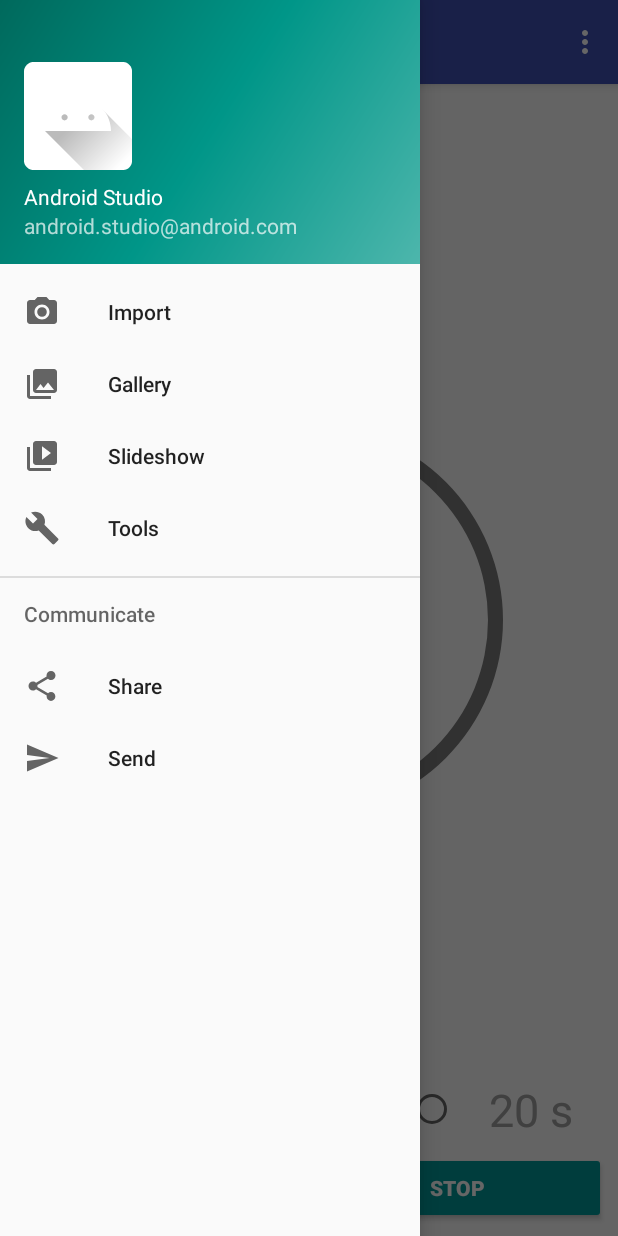
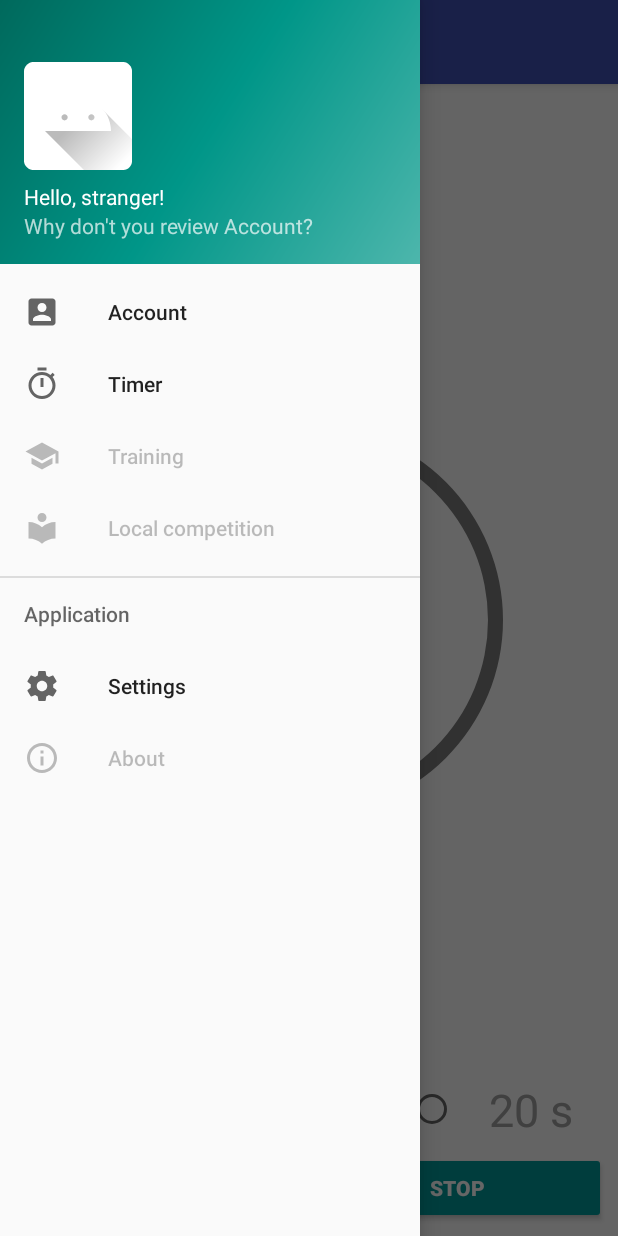
Before and after one commit to vmpay/owlQuiz, an Android app: the screen it shows after launch (MainActivity), with the side drawer open, on a phone screen of 412 x 824 dp. Run offline under Robolectric (Android 15) with nearby library versions, the phone set to English and light mode, and no system bars.

Commit message:
Account initial commit

```diff
--- a/app/src/main/java/eu/vmpay/owlquiz/activities/timer/MainActivity.kt
+++ b/app/src/main/java/eu/vmpay/owlquiz/activities/timer/MainActivity.kt
@@ -2,20 +2,23 @@ package eu.vmpay.owlquiz.activities.timer
 
 import android.content.Intent
 import android.os.Bundle
+import android.support.design.widget.NavigationView
+import android.support.v4.view.GravityCompat
+import android.support.v7.app.ActionBarDrawerToggle
 import android.support.v7.app.AppCompatActivity
-import android.view.Menu
 import android.view.MenuItem
 import eu.vmpay.owlquiz.R
 import eu.vmpay.owlquiz.activities.pref.PrefActivity
+import kotlinx.android.synthetic.main.activity_main.*
 import kotlinx.android.synthetic.main.app_bar_main.*
 
-class MainActivity : AppCompatActivity() {//, NavigationView.OnNavigationItemSelectedListener {
+class MainActivity : AppCompatActivity(), NavigationView.OnNavigationItemSelectedListener {
 
     override fun onCreate(savedInstanceState: Bundle?) {
         super.onCreate(savedInstanceState)
         setContentView(R.layout.activity_main)
         setSupportActionBar(toolbar)
-    }
+//    }
 
 
 //        fab.setOnClickListener { view ->
@@ -23,27 +26,27 @@ class MainActivity : AppCompatActivity() {//, NavigationView.OnNavigationItemSel
 //                    .setAction("Action", null).show()
 //        }
 
-//        val toggle = ActionBarDrawerToggle(
-//                this, drawer_layout, toolbar, R.string.navigation_drawer_open, R.string.navigation_drawer_close)
-//        drawer_layout.addDrawerListener(toggle)
-//        toggle.syncState()
+        val toggle = ActionBarDrawerToggle(
+                this, drawer_layout, toolbar, R.string.navigation_drawer_open, R.string.navigation_drawer_close)
+        drawer_layout.addDrawerListener(toggle)
+        toggle.syncState()
 
-//        nav_view.setNavigationItemSelectedListener(this)
+        nav_view.setNavigationItemSelectedListener(this)
+    }
+
+    override fun onBackPressed() {
+        if (drawer_layout.isDrawerOpen(GravityCompat.START)) {
+            drawer_layout.closeDrawer(GravityCompat.START)
+        } else {
+            super.onBackPressed()
+        }
+    }
+
+//    override fun onCreateOptionsMenu(menu: Menu): Boolean {
+//        // Inflate the menu; this adds items to the action bar if it is present.
+//        menuInflater.inflate(R.menu.main, menu)
+//        return true
 //    }
-
-//    override fun onBackPressed() {
-//        if (drawer_layout.isDrawerOpen(GravityCompat.START)) {
-//            drawer_layout.closeDrawer(GravityCompat.START)
-//        } else {
-//            super.onBackPressed()
-//        }
-//    }
-
-    override fun onCreateOptionsMenu(menu: Menu): Boolean {
-        // Inflate the menu; this adds items to the action bar if it is present.
-        menuInflater.inflate(R.menu.main, menu)
-        return true
-    }
 
     override fun onOptionsItemSelected(item: MenuItem): Boolean {
         // Handle action bar item clicks here. The action bar will
@@ -59,30 +62,23 @@ class MainActivity : AppCompatActivity() {//, NavigationView.OnNavigationItemSel
         }
     }
 
-//    override fun onNavigationItemSelected(item: MenuItem): Boolean {
-//        // Handle navigation view item clicks here.
-//        when (item.itemId) {
-//            R.id.nav_camera -> {
-//                // Handle the camera action
-//            }
-//            R.id.nav_gallery -> {
-//
-//            }
-//            R.id.nav_slideshow -> {
-//
-//            }
-//            R.id.nav_manage -> {
-//
-//            }
-//            R.id.nav_share -> {
-//
-//            }
-//            R.id.nav_send -> {
-//
-//            }
-//        }
-//
-//        drawer_layout.closeDrawer(GravityCompat.START)
-//        return true
-//    }
+    override fun onNavigationItemSelected(item: MenuItem): Boolean {
+        // Handle navigation view item clicks here.
+        when (item.itemId) {
+            R.id.nav_account -> {
+
+            }
+            R.id.nav_timer -> {
+                // Nothing to do. We're already here
+            }
+            R.id.nav_settings -> {
+                val intent = Intent(this, PrefActivity::class.java)
+                startActivity(intent)
+            }
+
+        }
+
+        drawer_layout.closeDrawer(GravityCompat.START)
+        return true
+    }
 }
--- a/app/src/main/res/drawable/circular_progress_bar.xml
+++ b/app/src/main/res/drawable/circular_progress_bar.xml
@@ -10,8 +10,8 @@
 
 		<gradient
 			android:angle="0"
-			android:endColor="@color/colorPrimary"
-			android:startColor="@color/colorPrimaryDark"
+			android:endColor="@color/red"
+			android:startColor="@color/colorAccent"
 			android:type="sweep"
 			android:useLevel="false"/>
 	</shape>
--- /dev/null
+++ b/app/src/main/res/drawable/ic_account_box_black_24dp.xml
@@ -0,0 +1,9 @@
+<vector xmlns:android="http://schemas.android.com/apk/res/android"
+		android:width="24dp"
+		android:height="24dp"
+		android:viewportWidth="24.0"
+		android:viewportHeight="24.0">
+	<path
+		android:fillColor="#FF000000"
+		android:pathData="M3,5v14c0,1.1 0.89,2 2,2h14c1.1,0 2,-0.9 2,-2L21,5c0,-1.1 -0.9,-2 -2,-2L5,3c-1.11,0 -2,0.9 -2,2zM15,9c0,1.66 -1.34,3 -3,3s-3,-1.34 -3,-3 1.34,-3 3,-3 3,1.34 3,3zM6,17c0,-2 4,-3.1 6,-3.1s6,1.1 6,3.1v1L6,18v-1z"/>
+</vector>
--- /dev/null
+++ b/app/src/main/res/drawable/ic_group_black_24dp.xml
@@ -0,0 +1,9 @@
+<vector xmlns:android="http://schemas.android.com/apk/res/android"
+		android:width="24dp"
+		android:height="24dp"
+		android:viewportWidth="24.0"
+		android:viewportHeight="24.0">
+	<path
+		android:fillColor="#FF000000"
+		android:pathData="M16,11c1.66,0 2.99,-1.34 2.99,-3S17.66,5 16,5c-1.66,0 -3,1.34 -3,3s1.34,3 3,3zM8,11c1.66,0 2.99,-1.34 2.99,-3S9.66,5 8,5C6.34,5 5,6.34 5,8s1.34,3 3,3zM8,13c-2.33,0 -7,1.17 -7,3.5L1,19h14v-2.5c0,-2.33 -4.67,-3.5 -7,-3.5zM16,13c-0.29,0 -0.62,0.02 -0.97,0.05 1.16,0.84 1.97,1.97 1.97,3.45L17,19h6v-2.5c0,-2.33 -4.67,-3.5 -7,-3.5z"/>
+</vector>
--- /dev/null
+++ b/app/src/main/res/drawable/ic_info_outline_black_24dp.xml
@@ -0,0 +1,9 @@
+<vector xmlns:android="http://schemas.android.com/apk/res/android"
+		android:width="24dp"
+		android:height="24dp"
+		android:viewportWidth="24.0"
+		android:viewportHeight="24.0">
+	<path
+		android:fillColor="#FF000000"
+		android:pathData="M11,17h2v-6h-2v6zM12,2C6.48,2 2,6.48 2,12s4.48,10 10,10 10,-4.48 10,-10S17.52,2 12,2zM12,20c-4.41,0 -8,-3.59 -8,-8s3.59,-8 8,-8 8,3.59 8,8 -3.59,8 -8,8zM11,9h2L13,7h-2v2z"/>
+</vector>
--- /dev/null
+++ b/app/src/main/res/drawable/ic_local_library_black_24dp.xml
@@ -0,0 +1,9 @@
+<vector xmlns:android="http://schemas.android.com/apk/res/android"
+		android:width="24dp"
+		android:height="24dp"
+		android:viewportWidth="24.0"
+		android:viewportHeight="24.0">
+	<path
+		android:fillColor="#FF000000"
+		android:pathData="M12,11.55C9.64,9.35 6.48,8 3,8v11c3.48,0 6.64,1.35 9,3.55 2.36,-2.19 5.52,-3.55 9,-3.55V8c-3.48,0 -6.64,1.35 -9,3.55zM12,8c1.66,0 3,-1.34 3,-3s-1.34,-3 -3,-3 -3,1.34 -3,3 1.34,3 3,3z"/>
+</vector>
--- /dev/null
+++ b/app/src/main/res/drawable/ic_person_black_24dp.xml
@@ -0,0 +1,9 @@
+<vector xmlns:android="http://schemas.android.com/apk/res/android"
+		android:width="24dp"
+		android:height="24dp"
+		android:viewportWidth="24.0"
+		android:viewportHeight="24.0">
+	<path
+		android:fillColor="#FF000000"
+		android:pathData="M12,12c2.21,0 4,-1.79 4,-4s-1.79,-4 -4,-4 -4,1.79 -4,4 1.79,4 4,4zM12,14c-2.67,0 -8,1.34 -8,4v2h16v-2c0,-2.66 -5.33,-4 -8,-4z"/>
+</vector>
--- /dev/null
+++ b/app/src/main/res/drawable/ic_public_black_24dp.xml
@@ -0,0 +1,9 @@
+<vector xmlns:android="http://schemas.android.com/apk/res/android"
+		android:width="24dp"
+		android:height="24dp"
+		android:viewportWidth="24.0"
+		android:viewportHeight="24.0">
+	<path
+		android:fillColor="#FF000000"
+		android:pathData="M12,2C6.48,2 2,6.48 2,12s4.48,10 10,10 10,-4.48 10,-10S17.52,2 12,2zM11,19.93c-3.95,-0.49 -7,-3.85 -7,-7.93 0,-0.62 0.08,-1.21 0.21,-1.79L9,15v1c0,1.1 0.9,2 2,2v1.93zM17.9,17.39c-0.26,-0.81 -1,-1.39 -1.9,-1.39h-1v-3c0,-0.55 -0.45,-1 -1,-1L8,12v-2h2c0.55,0 1,-0.45 1,-1L11,7h2c1.1,0 2,-0.9 2,-2v-0.41c2.93,1.19 5,4.06 5,7.41 0,2.08 -0.8,3.97 -2.1,5.39z"/>
+</vector>
--- /dev/null
+++ b/app/src/main/res/drawable/ic_school_black_24dp.xml
@@ -0,0 +1,9 @@
+<vector xmlns:android="http://schemas.android.com/apk/res/android"
+		android:width="24dp"
+		android:height="24dp"
+		android:viewportWidth="24.0"
+		android:viewportHeight="24.0">
+	<path
+		android:fillColor="#FF000000"
+		android:pathData="M5,13.18v4L12,21l7,-3.82v-4L12,17l-7,-3.82zM12,3L1,9l11,6 9,-4.91V17h2V9L12,3z"/>
+</vector>
--- /dev/null
+++ b/app/src/main/res/drawable/ic_settings_black_24dp.xml
@@ -0,0 +1,9 @@
+<vector xmlns:android="http://schemas.android.com/apk/res/android"
+		android:width="24dp"
+		android:height="24dp"
+		android:viewportWidth="24.0"
+		android:viewportHeight="24.0">
+	<path
+		android:fillColor="#FF000000"
+		android:pathData="M19.43,12.98c0.04,-0.32 0.07,-0.64 0.07,-0.98s-0.03,-0.66 -0.07,-0.98l2.11,-1.65c0.19,-0.15 0.24,-0.42 0.12,-0.64l-2,-3.46c-0.12,-0.22 -0.39,-0.3 -0.61,-0.22l-2.49,1c-0.52,-0.4 -1.08,-0.73 -1.69,-0.98l-0.38,-2.65C14.46,2.18 14.25,2 14,2h-4c-0.25,0 -0.46,0.18 -0.49,0.42l-0.38,2.65c-0.61,0.25 -1.17,0.59 -1.69,0.98l-2.49,-1c-0.23,-0.09 -0.49,0 -0.61,0.22l-2,3.46c-0.13,0.22 -0.07,0.49 0.12,0.64l2.11,1.65c-0.04,0.32 -0.07,0.65 -0.07,0.98s0.03,0.66 0.07,0.98l-2.11,1.65c-0.19,0.15 -0.24,0.42 -0.12,0.64l2,3.46c0.12,0.22 0.39,0.3 0.61,0.22l2.49,-1c0.52,0.4 1.08,0.73 1.69,0.98l0.38,2.65c0.03,0.24 0.24,0.42 0.49,0.42h4c0.25,0 0.46,-0.18 0.49,-0.42l0.38,-2.65c0.61,-0.25 1.17,-0.59 1.69,-0.98l2.49,1c0.23,0.09 0.49,0 0.61,-0.22l2,-3.46c0.12,-0.22 0.07,-0.49 -0.12,-0.64l-2.11,-1.65zM12,15.5c-1.93,0 -3.5,-1.57 -3.5,-3.5s1.57,-3.5 3.5,-3.5 3.5,1.57 3.5,3.5 -1.57,3.5 -3.5,3.5z"/>
+</vector>
--- /dev/null
+++ b/app/src/main/res/drawable/ic_timer_black_24dp.xml
@@ -0,0 +1,9 @@
+<vector xmlns:android="http://schemas.android.com/apk/res/android"
+		android:width="24dp"
+		android:height="24dp"
+		android:viewportHeight="24.0"
+		android:viewportWidth="24.0">
+	<path
+		android:fillColor="#FF000000"
+		android:pathData="M15,1L9,1v2h6L15,1zM11,14h2L13,8h-2v6zM19.03,7.39l1.42,-1.42c-0.43,-0.51 -0.9,-0.99 -1.41,-1.41l-1.42,1.42C16.07,4.74 14.12,4 12,4c-4.97,0 -9,4.03 -9,9s4.02,9 9,9 9,-4.03 9,-9c0,-2.12 -0.74,-4.07 -1.97,-5.61zM12,20c-3.87,0 -7,-3.13 -7,-7s3.13,-7 7,-7 7,3.13 7,7 -3.13,7 -7,7z"/>
+</vector>
--- a/app/src/main/res/layout/nav_header_main.xml
+++ b/app/src/main/res/layout/nav_header_main.xml
@@ -24,13 +24,13 @@
 		android:layout_width="match_parent"
 		android:layout_height="wrap_content"
 		android:paddingTop="@dimen/nav_header_vertical_spacing"
-		android:text="Android Studio"
+		android:text="@string/tv_empty_name"
 		android:textAppearance="@style/TextAppearance.AppCompat.Body1"/>
 
 	<TextView
 		android:id="@+id/textView"
 		android:layout_width="wrap_content"
 		android:layout_height="wrap_content"
-		android:text="android.studio@android.com"/>
+		android:text="@string/tv_empty_team"/>
 
 </LinearLayout>
--- a/app/src/main/res/menu/activity_main_drawer.xml
+++ b/app/src/main/res/menu/activity_main_drawer.xml
@@ -5,33 +5,58 @@
 
 	<group android:checkableBehavior="single">
 		<item
-			android:id="@+id/nav_camera"
-			android:icon="@drawable/ic_menu_camera"
-			android:title="Import"/>
+			android:id="@+id/nav_account"
+			android:icon="@drawable/ic_account_box_black_24dp"
+			android:title="@string/account"/>
 		<item
-			android:id="@+id/nav_gallery"
-			android:icon="@drawable/ic_menu_gallery"
-			android:title="Gallery"/>
+			android:id="@+id/nav_timer"
+			android:icon="@drawable/ic_timer_black_24dp"
+			android:title="@string/nav_timer"/>
 		<item
-			android:id="@+id/nav_slideshow"
-			android:icon="@drawable/ic_menu_slideshow"
-			android:title="Slideshow"/>
+			android:id="@+id/nav_training"
+			android:enabled="false"
+			android:icon="@drawable/ic_school_black_24dp"
+			android:title="@string/nav_training"/>
 		<item
-			android:id="@+id/nav_manage"
-			android:icon="@drawable/ic_menu_manage"
-			android:title="Tools"/>
+			android:id="@+id/nav_local_competition"
+			android:enabled="false"
+			android:icon="@drawable/ic_local_library_black_24dp"
+			android:title="@string/nav_local_competition"/>
 	</group>
 
-	<item android:title="Communicate">
+	<item
+		android:title="@string/nav_group_search"
+		android:visible="false">
 		<menu>
 			<item
-				android:id="@+id/nav_share"
-				android:icon="@drawable/ic_menu_share"
-				android:title="Share"/>
+				android:id="@+id/nav_teams"
+				android:enabled="false"
+				android:icon="@drawable/ic_group_black_24dp"
+				android:title="@string/nav_teams"/>
 			<item
-				android:id="@+id/nav_send"
-				android:icon="@drawable/ic_menu_send"
-				android:title="Send"/>
+				android:id="@+id/nav_players"
+				android:enabled="false"
+				android:icon="@drawable/ic_person_black_24dp"
+				android:title="@string/nav_players"/>
+			<item
+				android:id="@+id/nav_tournaments"
+				android:enabled="false"
+				android:icon="@drawable/ic_public_black_24dp"
+				android:title="@string/nav_tournaments"/>
+		</menu>
+	</item>
+
+	<item android:title="@string/nav_group_application">
+		<menu>
+			<item
+				android:id="@+id/nav_settings"
+				android:icon="@drawable/ic_settings_black_24dp"
+				android:title="@string/nav_settings"/>
+			<item
+				android:id="@+id/nav_about"
+				android:enabled="false"
+				android:icon="@drawable/ic_info_outline_black_24dp"
+				android:title="@string/nav_about"/>
 		</menu>
 	</item>
 
--- a/app/src/main/res/values/colors.xml
+++ b/app/src/main/res/values/colors.xml
@@ -5,6 +5,8 @@
 	<color name="colorAccent">#009999</color>
 	<color name="colorAccentDark">#005959</color>
 
+	<color name="red">#ff0000</color>
+
 	<color name="common_text_color">#A0A0A0</color>
 	<color name="white">#FFFFFF</color>
 	<color name="dark_grey">#7b7b7b</color>
--- a/app/src/main/res/values/strings.xml
+++ b/app/src/main/res/values/strings.xml
@@ -19,4 +19,17 @@
 	<string name="sound_off">Sound is off</string>
 	<string name="sound_on">Sound is on. Any problems? Check notification volume</string>
 	<string name="timer_sound_notification">Timer sound</string>
+	<string name="nav_timer">Timer</string>
+	<string name="nav_group_search">Search</string>
+	<string name="nav_teams">Teams</string>
+	<string name="nav_players">Players</string>
+	<string name="nav_tournaments">Tournaments</string>
+	<string name="account">Account</string>
+	<string name="nav_training">Training</string>
+	<string name="nav_local_competition">Local competition</string>
+	<string name="nav_group_application">Application</string>
+	<string name="nav_settings">Settings</string>
+	<string name="nav_about">About</string>
+	<string name="tv_empty_name">Hello, stranger!</string>
+	<string name="tv_empty_team">Why don\'t you review Account?</string>
 </resources>
```
